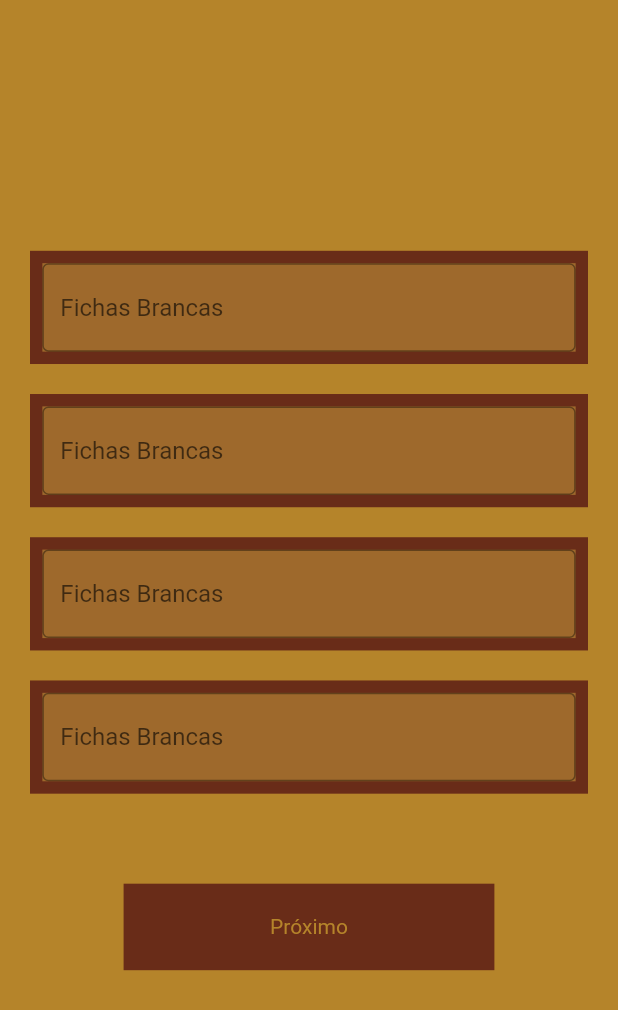
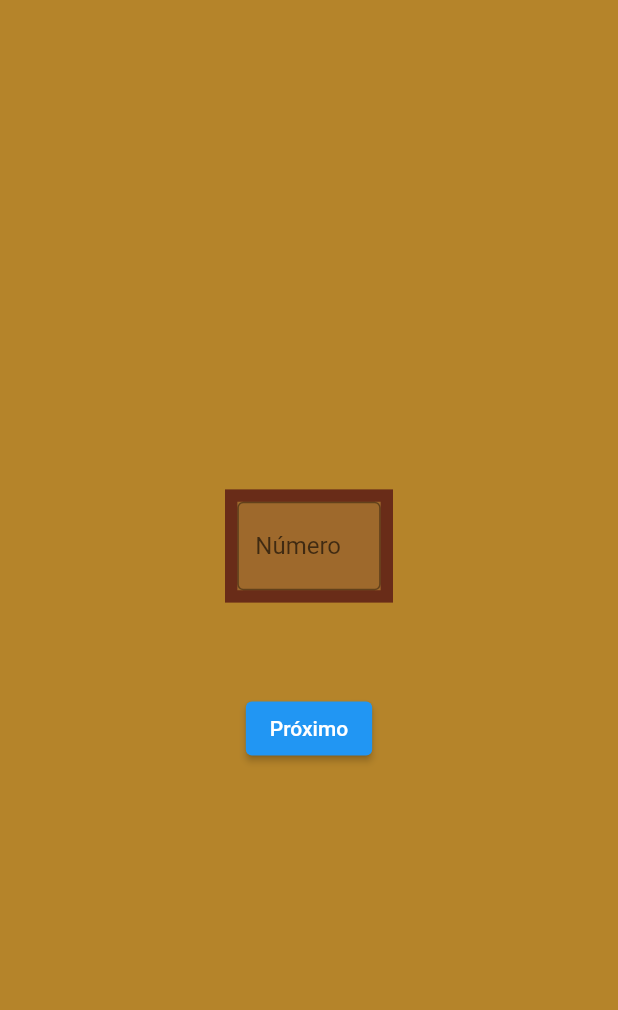
Before and after one commit to GivaldoEc/deadlands--seletor-de-fichas, a Flutter app: the ChipSequenceInit screen opened directly, after a tap on "Tentar o destino", after a tap on "Próximo", on a phone screen of 412 x 824 dp. Shown: the top 1010 px of the screen. Run offline on Flutter 3.47's test engine with Material 2 defaults, Android fonts, the phone set to English and light mode, and no system bars; our stand-ins replace bloc, equatable, flutter_bloc, sizer.

Commit message:
ChipCubitConclusion

```diff
--- a/the_dealer/lib/bloc/character_bloc/character_bloc.dart
+++ b/the_dealer/lib/bloc/character_bloc/character_bloc.dart
@@ -1,18 +1,33 @@
 import 'dart:async';
-
 import 'package:bloc/bloc.dart';
+import 'package:flutter/material.dart';
 import 'package:meta/meta.dart';
-
+import 'package:equatable/equatable.dart';
+import 'package:the_dealer/data/models/character.dart';
 part 'character_event.dart';
 part 'character_state.dart';
 
 class CharacterBloc extends Bloc<CharacterEvent, CharacterState> {
   CharacterBloc() : super(CharacterInitial());
 
+  List<Character> list = [];
+
   @override
   Stream<CharacterState> mapEventToState(
     CharacterEvent event,
   ) async* {
-    // TODO: implement mapEventToState
+    if (event is CreateCharacters) {
+      listGenerator(event.numberOfCharacters);
+      emit(CharactersCreated(characters: list));
+    }
+  }
+
+  void listGenerator(int number) {
+
+    for (int i = 0; i < number; i++) {
+      Character character = Character();
+  //TODO: implement an actual multicharacter creation.
+      list.add(character);
+    }
   }
 }
--- a/the_dealer/lib/bloc/character_bloc/character_event.dart
+++ b/the_dealer/lib/bloc/character_bloc/character_event.dart
@@ -1,4 +1,12 @@
 part of 'character_bloc.dart';
 
 @immutable
-abstract class CharacterEvent {}
+abstract class CharacterEvent extends Equatable {}
+
+class CreateCharacters extends CharacterEvent {
+  final int numberOfCharacters;
+  CreateCharacters(this.numberOfCharacters);
+
+  @override
+  List<Object?> get props => [numberOfCharacters];
+}
--- a/the_dealer/lib/bloc/character_bloc/character_state.dart
+++ b/the_dealer/lib/bloc/character_bloc/character_state.dart
@@ -4,3 +4,9 @@ part of 'character_bloc.dart';
 abstract class CharacterState {}
 
 class CharacterInitial extends CharacterState {}
+
+class CharactersCreated extends CharacterState{
+  final List<Character> characters;
+
+  CharactersCreated({required this.characters});
+}
--- a/the_dealer/lib/bloc/chip_cubit/chip_cubit.dart
+++ b/the_dealer/lib/bloc/chip_cubit/chip_cubit.dart
@@ -4,7 +4,41 @@ import 'package:meta/meta.dart';
 part 'chip_state.dart';
 
 class ChipCubit extends Cubit<ChipState> {
+  int white = 0, red = 0, blue = 0, yellow = 0;
+
   ChipCubit() : super(ChipInitial());
 
+  void addWhite(int x) {
+    white += x;
+  }
 
+  void addRed(int x) {
+    red += x;
+  }
+
+  void addBlue(int x) {
+    blue += x;
+  }
+
+  void addYellow(int x) {
+    yellow += x;
+  }
+
+  //subtracting functions
+
+  void subWhite(int x) {
+    white -= x;
+  }
+
+  void subRed(int x) {
+    red -= x;
+  }
+
+  void subBlue(int x) {
+    blue -= x;
+  }
+
+  void subYellow(int x) {
+    yellow -= x;
+  }
 }
--- a/the_dealer/lib/bloc/chip_cubit/chip_state.dart
+++ b/the_dealer/lib/bloc/chip_cubit/chip_state.dart
@@ -7,10 +7,4 @@ class ChipInitial extends ChipState {}
 
 class ChipSetPot extends ChipState {}
 
-class ChipNumberOfPlayers extends ChipState {
-
-final int white, red, blue, yellow;
-
-ChipNumberOfPlayers(this.white, this.red, this.blue, this.yellow);
-
-}
+class ChipSeted extends ChipState {}
--- a/the_dealer/lib/main.dart
+++ b/the_dealer/lib/main.dart
@@ -1,8 +1,9 @@
 import 'package:flutter/material.dart';
 import 'package:flutter_bloc/flutter_bloc.dart';
 import 'package:sizer/sizer.dart';
+import 'package:the_dealer/bloc/character_bloc/character_bloc.dart';
 import 'package:the_dealer/bloc/chip_cubit/chip_cubit.dart';
-import 'package:the_dealer/presentation/tools/const/colors.dart';
+import 'package:the_dealer/presentation/tools/main_theme_data.dart';
 import 'package:the_dealer/presentation/tools/router/router.dart';
 import 'package:the_dealer/presentation/tools/router/routes.dart';
 
@@ -19,10 +20,12 @@ class MyApp extends StatelessWidget {
       builder: (context, orientation, deviceType) {
         return MultiBlocProvider(
           providers: [
-            BlocProvider(create: (_)=> ChipCubit()),
+            BlocProvider(create: (_) => ChipCubit()),
+                        BlocProvider(create: (_) => CharacterBloc()),
+
           ],
           child: MaterialApp(
-            theme: ThemeData(scaffoldBackgroundColor: Color(B_BROWN)),
+            theme: mainThemeData,
             debugShowCheckedModeBanner: false,
             onGenerateRoute: routeGenerator.generateRoute,
             initialRoute: SPLASHSCREEN,
--- a/the_dealer/lib/presentation/pages/chip_sequence/chip_sequence_init.dart
+++ b/the_dealer/lib/presentation/pages/chip_sequence/chip_sequence_init.dart
@@ -1,11 +1,16 @@
 import 'package:flutter/material.dart';
 import 'package:flutter_bloc/flutter_bloc.dart';
+import 'package:the_dealer/bloc/character_bloc/character_bloc.dart';
 import 'package:the_dealer/bloc/chip_cubit/chip_cubit.dart';
 import 'package:the_dealer/presentation/pages/chip_sequence/steps/chip_presentation.dart';
 import 'package:the_dealer/presentation/pages/chip_sequence/steps/chip_set_pot.dart';
 
 ChipCubit chipCubit(context) {
   return BlocProvider.of<ChipCubit>(context);
+}
+
+CharacterBloc characterBloc(context) {
+  return BlocProvider.of<CharacterBloc>(context);
 }
 
 class ChipSequenceInit extends StatelessWidget {
@@ -20,13 +25,8 @@ class ChipSequenceInit extends StatelessWidget {
               crossAxisAlignment: CrossAxisAlignment.center,
               mainAxisAlignment: MainAxisAlignment.center,
             );
-          } else if (state is ChipNumberOfPlayers) {
-            return Column(
-              children: chipSetPot(context, chipCubit(context)),
-              crossAxisAlignment: CrossAxisAlignment.center,
-              mainAxisAlignment: MainAxisAlignment.center,
-            );
           } else {
+            //TODO: implement error screen
             return Column(
               children: presentation(context, chipCubit(context)),
               crossAxisAlignment: CrossAxisAlignment.center,
--- a/the_dealer/lib/presentation/pages/chip_sequence/steps/chip_set_pot.dart
+++ b/the_dealer/lib/presentation/pages/chip_sequence/steps/chip_set_pot.dart
@@ -1,8 +1,8 @@
 import 'package:flutter/material.dart';
-import 'package:the_dealer/bloc/chip_cubit/chip_cubit.dart';
 import 'package:the_dealer/presentation/pages/chip_sequence/widgets/box_standard_decoration.dart';
 import 'package:the_dealer/presentation/pages/chip_sequence/widgets/buttom_container.dart';
 import 'package:the_dealer/presentation/pages/chip_sequence/widgets/standard_text_form.dart';
+import 'package:the_dealer/presentation/tools/router/routes.dart';
 
 List<Widget> chipSetPot(context, cubit) {
   final TextEditingController white = TextEditingController(),
@@ -29,7 +29,7 @@ List<Widget> chipSetPot(context, cubit) {
         child: TextFormField(
           keyboardType: TextInputType.number,
           controller: red,
-          decoration: standardFormDecoration("Fichas Brancas"),
+          decoration: standardFormDecoration("Fichas Vermelhas"),
         ),
       ),
     ),
@@ -40,7 +40,7 @@ List<Widget> chipSetPot(context, cubit) {
         child: TextFormField(
           keyboardType: TextInputType.number,
           controller: blue,
-          decoration: standardFormDecoration("Fichas Brancas"),
+          decoration: standardFormDecoration("Fichas Azuis"),
         ),
       ),
     ),
@@ -51,7 +51,7 @@ List<Widget> chipSetPot(context, cubit) {
         child: TextFormField(
           keyboardType: TextInputType.number,
           controller: yellow,
-          decoration: standardFormDecoration("Fichas Brancas"),
+          decoration: standardFormDecoration("Fichas Douradas"),
         ),
       ),
     ),
@@ -82,7 +82,12 @@ List<Widget> chipSetPot(context, cubit) {
           y = int.parse(yellow.text);
         }
 
-        cubit.emit(ChipNumberOfPlayers(w, r, b, y));
+        cubit.addWhite(w);
+        cubit.addRed(r);
+        cubit.addBlue(b);
+        cubit.addYellow(y);
+
+        Navigator.pushNamed(context, PLAYERS);
       },
       "Próximo",
     )
--- a/the_dealer/lib/presentation/pages/chip_sequence/widgets/standard_text_form.dart
+++ b/the_dealer/lib/presentation/pages/chip_sequence/widgets/standard_text_form.dart
@@ -1,8 +1,10 @@
 import 'package:flutter/material.dart';
+import 'package:the_dealer/presentation/tools/const/colors.dart';
 
 InputDecoration standardFormDecoration(String hintText) {
   return InputDecoration(
     hintText: hintText,
     border: OutlineInputBorder(),
+    focusedBorder: OutlineInputBorder(borderSide: BorderSide(color: Color(B_BROWN))),
   );
 }
--- /dev/null
+++ b/the_dealer/lib/presentation/pages/player_management/player_screen.dart
@@ -0,0 +1,33 @@
+import 'package:flutter/material.dart';
+import 'package:flutter_bloc/flutter_bloc.dart';
+import 'package:the_dealer/bloc/character_bloc/character_bloc.dart';
+import 'package:the_dealer/bloc/chip_cubit/chip_cubit.dart';
+import 'package:the_dealer/presentation/pages/player_management/steps/player_distribution.dart';
+
+class PlayerScreen extends StatelessWidget {
+  CharacterBloc bloc(context) => BlocProvider.of<CharacterBloc>(context);
+  ChipCubit cubit(context) => BlocProvider.of<ChipCubit>(context);
+
+  @override
+  Widget build(BuildContext context) {
+    return Scaffold(
+      body: SizedBox.expand(child: BlocBuilder<CharacterBloc, CharacterState>(
+        builder: (context, state) {
+          if (state is CharactersCreated) {
+            return Column(
+              mainAxisAlignment: MainAxisAlignment.center,
+              crossAxisAlignment: CrossAxisAlignment.center,
+              children: [],
+            );
+          } else {
+            return Column(
+              mainAxisAlignment: MainAxisAlignment.center,
+              crossAxisAlignment: CrossAxisAlignment.center,
+              children: playerDistribution(context, bloc(context)),
+            );
+          }
+        },
+      )),
+    );
+  }
+}
--- /dev/null
+++ b/the_dealer/lib/presentation/pages/player_management/steps/player_distribution.dart
@@ -0,0 +1,31 @@
+import 'package:flutter/material.dart';
+import 'package:the_dealer/bloc/character_bloc/character_bloc.dart';
+import 'package:the_dealer/presentation/pages/chip_sequence/widgets/box_standard_decoration.dart';
+import 'package:the_dealer/presentation/pages/chip_sequence/widgets/standard_text_form.dart';
+// import 'package:sizer/sizer.dart';
+
+List<Widget> playerDistribution(context, CharacterBloc bloc) {
+  final TextEditingController controller = TextEditingController();
+  final double sz = 24;
+  return [
+    Padding(
+      padding: const EdgeInsets.symmetric(vertical: 36, horizontal: 150),
+      child: Container(
+        decoration: standardBox(),
+        child: TextFormField(
+          controller: controller,
+          decoration: standardFormDecoration("Número"),
+        ),
+      ),
+    ),
+    Padding(
+      padding: const EdgeInsets.symmetric(vertical: 24),
+      child: ElevatedButton(
+        onPressed: () {
+          bloc.add(CreateCharacters(int.parse(controller.text)));
+        },
+        child: Text("Próximo"),
+      ),
+    ),
+  ];
+}
--- /dev/null
+++ b/the_dealer/lib/presentation/tools/main_theme_data.dart
@@ -0,0 +1,10 @@
+import 'package:flutter/material.dart';
+import 'package:the_dealer/presentation/tools/const/colors.dart';
+
+ThemeData mainThemeData = ThemeData(
+    scaffoldBackgroundColor: Color(B_BROWN),
+    textSelectionTheme: TextSelectionThemeData(
+      cursorColor: Colors.black,
+      selectionColor: Colors.grey,
+      selectionHandleColor: Colors.black,
+    ));
--- a/the_dealer/lib/presentation/tools/router/router.dart
+++ b/the_dealer/lib/presentation/tools/router/router.dart
@@ -2,6 +2,7 @@ import 'package:flutter/material.dart';
 import 'package:the_dealer/presentation/pages/chip_sequence/chip_sequence_init.dart';
 import 'package:the_dealer/presentation/pages/error_page.dart';
 import 'package:the_dealer/presentation/pages/init/init.dart';
+import 'package:the_dealer/presentation/pages/player_management/player_screen.dart';
 
 import 'routes.dart';
 
@@ -18,9 +19,16 @@ class RouteGenerator {
           builder: (_) => ChipSequenceInit(),
         );
 
+      case PLAYERS:
+        return MaterialPageRoute(
+          builder: (_) => PlayerScreen(),
+        );
+
       default:
         return MaterialPageRoute(
-          builder: (_) => ErrorPage(message: "O app se perdeu",),
+          builder: (_) => ErrorPage(
+            message: "O app se perdeu",
+          ),
         );
     }
   }
--- a/the_dealer/lib/presentation/tools/router/routes.dart
+++ b/the_dealer/lib/presentation/tools/router/routes.dart
@@ -1,3 +1,4 @@
 
 const String SPLASHSCREEN = '/';
 const String CHIPS = '/chips';
+const String PLAYERS = '/players';
--- a/the_dealer/pubspec.yaml
+++ b/the_dealer/pubspec.yaml
@@ -25,6 +25,7 @@ dependencies:
     sdk: flutter
   sizer: ^2.0.13
   flutter_bloc: ^7.0.1
+  equatable: ^2.0.3
 
 
   # The following adds the Cupertino Icons font to your application.
```
Also changed, not shown: the_dealer/pubspec.lock.
